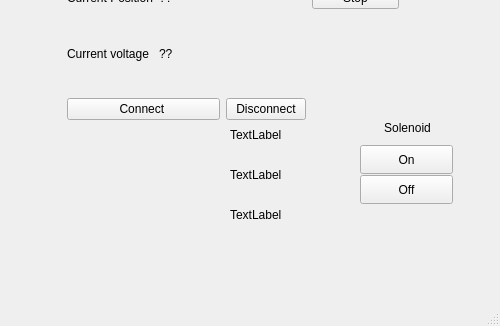
Before: the Qt Designer form docs/client-src/mainwindow.ui in eSpark-Backup/jiangyou-picofeature, drawn with Qt 5; both pictures show x 0 to 500 and y 274 to 600 of the 500 by 600 pixel window.
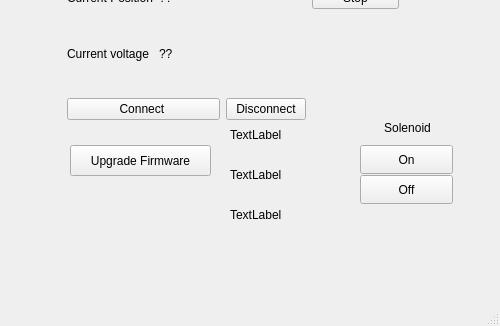
After: the same form once the commit is applied.

Commit message: #1 add implementation of reset functionality and auto paste the selected .ut2 file in RPI-RP2 removable disk.

Patch:
```diff
--- a/docs/client-src/mainwindow.ui
+++ b/docs/client-src/mainwindow.ui
@@ -294,6 +294,19 @@
      <string>TextLabel</string>
     </property>
    </widget>
+   <widget class="QPushButton" name="reset">
+    <property name="geometry">
+     <rect>
+      <x>70</x>
+      <y>400</y>
+      <width>141</width>
+      <height>31</height>
+     </rect>
+    </property>
+    <property name="text">
+     <string>Upgrade Firmware</string>
+    </property>
+   </widget>
   </widget>
   <widget class="QMenuBar" name="menubar">
    <property name="geometry">
```
Left out of the diff: 2 changed lines with no effect on the pictures. The commit also changes 8 other files.
